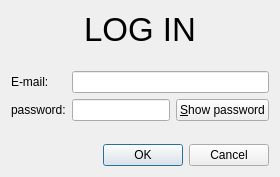
First picture: the form in Kaminec/UI/validatedialog.ui, repository kaniol-lck/Kaminec, before the edit.
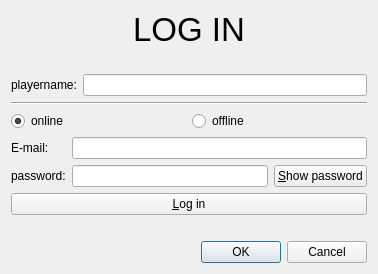
Second picture: the form after the edit.

Commit message: Add login interface.

```diff
--- a/Kaminec/UI/validatedialog.ui
+++ b/Kaminec/UI/validatedialog.ui
@@ -6,38 +6,33 @@
    <rect>
     <x>0</x>
     <y>0</y>
-    <width>280</width>
-    <height>177</height>
+    <width>378</width>
+    <height>274</height>
    </rect>
   </property>
   <property name="windowTitle">
    <string>Log in...</string>
   </property>
-  <layout class="QGridLayout" name="gridLayout_2">
-   <item row="4" column="0">
-    <widget class="QDialogButtonBox" name="buttonBox">
-     <property name="orientation">
-      <enum>Qt::Horizontal</enum>
+  <layout class="QVBoxLayout" name="verticalLayout">
+   <item>
+    <widget class="QLabel" name="login_label">
+     <property name="font">
+      <font>
+       <pointsize>25</pointsize>
+      </font>
      </property>
-     <property name="standardButtons">
-      <set>QDialogButtonBox::Cancel|QDialogButtonBox::Ok</set>
+     <property name="layoutDirection">
+      <enum>Qt::LeftToRight</enum>
+     </property>
+     <property name="text">
+      <string>LOG IN</string>
+     </property>
+     <property name="alignment">
+      <set>Qt::AlignCenter</set>
      </property>
     </widget>
    </item>
-   <item row="3" column="0">
-    <spacer name="verticalSpacer_2">
-     <property name="orientation">
-      <enum>Qt::Vertical</enum>
-     </property>
-     <property name="sizeHint" stdset="0">
-      <size>
-       <width>20</width>
-       <height>40</height>
-      </size>
-     </property>
-    </spacer>
-   </item>
-   <item row="1" column="0">
+   <item>
     <spacer name="verticalSpacer">
      <property name="orientation">
       <enum>Qt::Vertical</enum>
@@ -50,7 +45,52 @@
      </property>
     </spacer>
    </item>
-   <item row="2" column="0">
+   <item>
+    <layout class="QHBoxLayout" name="horizontalLayout">
+     <item>
+      <widget class="QLabel" name="label">
+       <property name="text">
+        <string>playername:</string>
+       </property>
+      </widget>
+     </item>
+     <item>
+      <widget class="QLineEdit" name="lineEdit"/>
+     </item>
+    </layout>
+   </item>
+   <item>
+    <widget class="Line" name="line">
+     <property name="orientation">
+      <enum>Qt::Horizontal</enum>
+     </property>
+    </widget>
+   </item>
+   <item>
+    <layout class="QHBoxLayout" name="horizontalLayout_2">
+     <item>
+      <widget class="QRadioButton" name="online_rb">
+       <property name="text">
+        <string>online</string>
+       </property>
+       <property name="checked">
+        <bool>true</bool>
+       </property>
+      </widget>
+     </item>
+     <item>
+      <widget class="QRadioButton" name="offline_rb">
+       <property name="text">
+        <string>offline</string>
+       </property>
+       <property name="checked">
+        <bool>false</bool>
+       </property>
+      </widget>
+     </item>
+    </layout>
+   </item>
+   <item>
     <layout class="QGridLayout" name="gridLayout">
      <item row="0" column="0">
       <widget class="QLabel" name="email_label">
@@ -90,21 +130,33 @@
      </item>
     </layout>
    </item>
-   <item row="0" column="0">
-    <widget class="QLabel" name="login_label">
-     <property name="font">
-      <font>
-       <pointsize>25</pointsize>
-      </font>
-     </property>
-     <property name="layoutDirection">
-      <enum>Qt::LeftToRight</enum>
-     </property>
+   <item>
+    <widget class="QPushButton" name="login_pb">
      <property name="text">
-      <string>LOG IN</string>
+      <string>&amp;Log in</string>
      </property>
-     <property name="alignment">
-      <set>Qt::AlignCenter</set>
+    </widget>
+   </item>
+   <item>
+    <spacer name="verticalSpacer_2">
+     <property name="orientation">
+      <enum>Qt::Vertical</enum>
+     </property>
+     <property name="sizeHint" stdset="0">
+      <size>
+       <width>20</width>
+       <height>40</height>
+      </size>
+     </property>
+    </spacer>
+   </item>
+   <item>
+    <widget class="QDialogButtonBox" name="buttonBox">
+     <property name="orientation">
+      <enum>Qt::Horizontal</enum>
+     </property>
+     <property name="standardButtons">
+      <set>QDialogButtonBox::Cancel|QDialogButtonBox::Ok</set>
      </property>
     </widget>
    </item>
```
The commit also changes 7 other files.
